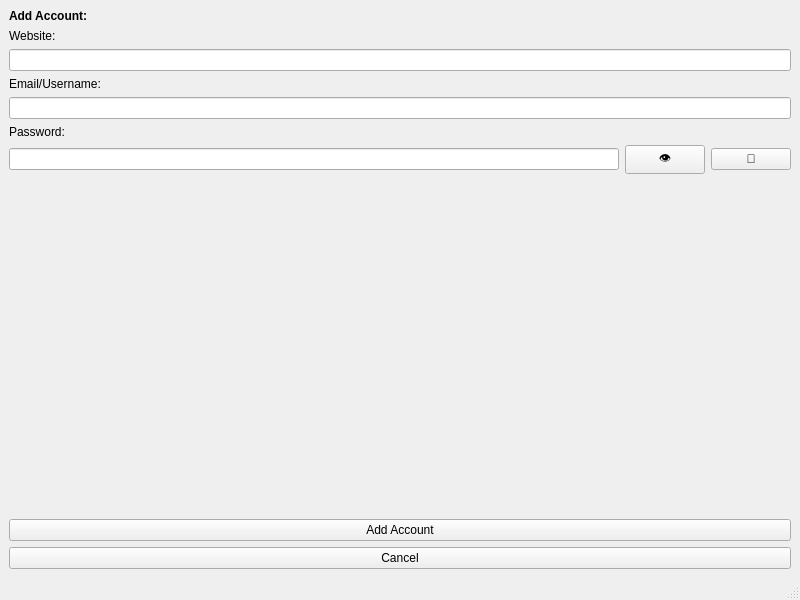
Above: Desktop App/GUI/TwoKey/addaccount.ui from Satharus/TwoKey before the change. Below: the same form after it.
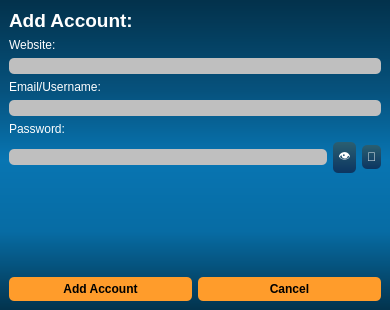
That is the form after the change.

Commit message: Added style sheet for all components except QListWidget and QComboBox

What changed in the file:
```diff
--- a/Desktop App/GUI/TwoKey/addaccount.ui
+++ b/Desktop App/GUI/TwoKey/addaccount.ui
@@ -6,53 +6,132 @@
    <rect>
     <x>0</x>
     <y>0</y>
-    <width>800</width>
-    <height>600</height>
+    <width>390</width>
+    <height>310</height>
    </rect>
   </property>
   <property name="windowTitle">
    <string>TwoKey Add Account</string>
   </property>
+  <property name="styleSheet">
+   <string notr="true">QWidget
+{
+	background-color: qlineargradient(spread:repeat, x1:1, y1:0, x2:1, y2:1, stop:0.00480769 rgba(3, 50, 76, 255),stop:0.293269 rgba(6, 82, 125, 255),stop:0.514423 rgba(8, 117, 178, 255),stop:0.745192 rgba(7, 108, 164, 255),stop:1 rgba(3, 51, 77, 255));
+	color: #000000;
+
+}
+</string>
+  </property>
   <widget class="QWidget" name="centralwidget">
    <layout class="QVBoxLayout" name="verticalLayout">
     <item>
      <widget class="QLabel" name="addaccount_label">
+      <property name="styleSheet">
+       <string notr="true">QLabel
+{
+	background-color: transparent;
+	color: #fff;
+
+}</string>
+      </property>
       <property name="text">
-       <string>&lt;html&gt;&lt;head/&gt;&lt;body&gt;&lt;p&gt;&lt;span style=&quot; font-weight:600;&quot;&gt;Add Account:&lt;/span&gt;&lt;/p&gt;&lt;/body&gt;&lt;/html&gt;</string>
+       <string>&lt;html&gt;&lt;head/&gt;&lt;body&gt;&lt;p&gt;&lt;span style=&quot; font-size:14pt; font-weight:600;&quot;&gt;Add Account:&lt;/span&gt;&lt;/p&gt;&lt;/body&gt;&lt;/html&gt;</string>
       </property>
      </widget>
     </item>
     <item>
      <widget class="QLabel" name="website_label">
+      <property name="styleSheet">
+       <string notr="true">QLabel
+{
+	background-color: transparent;
+	color: #fff;
+
+}</string>
+      </property>
       <property name="text">
        <string>Website:</string>
       </property>
      </widget>
     </item>
     <item>
-     <widget class="QLineEdit" name="lineEdit"/>
+     <widget class="QLineEdit" name="lineEdit">
+      <property name="styleSheet">
+       <string notr="true">QLineEdit
+{
+	background-color: #bfbfbf;
+	color: #000000;
+	border-style: solid;
+	border-color: #141414;
+	border-radius: 5px;
+	padding-left: 10px;
+
+}</string>
+      </property>
+     </widget>
     </item>
     <item>
      <widget class="QLabel" name="username_label">
+      <property name="styleSheet">
+       <string notr="true">QLabel
+{
+	background-color: transparent;
+	color: #fff;
+
+}</string>
+      </property>
       <property name="text">
        <string>Email/Username:</string>
       </property>
      </widget>
     </item>
     <item>
-     <widget class="QLineEdit" name="lineEdit_2"/>
+     <widget class="QLineEdit" name="lineEdit_2">
+      <property name="styleSheet">
+       <string notr="true">QLineEdit
+{
+	background-color: #bfbfbf;
+	color: #000000;
+	border-style: solid;
+	border-color: #141414;
+	border-radius: 5px;
+	padding-left: 10px;
+
+}</string>
+      </property>
+     </widget>
     </item>
     <item>
      <widget class="QLabel" name="password_label">
+      <property name="styleSheet">
+       <string notr="true">QLabel
+{
+	background-color: transparent;
+	color: #fff;
+
+}</string>
+      </property>
       <property name="text">
        <string>Password: </string>
       </property>
      </widget>
     </item>
     <item>
-     <layout class="QHBoxLayout" name="horizontalLayout">
+     <layout class="QHBoxLayout" name="horizontalLayout_2">
       <item>
        <widget class="QLineEdit" name="addaccount_password">
+        <property name="styleSheet">
+         <string notr="true">QLineEdit
+{
+	background-color: #bfbfbf;
+	color: #000000;
+	border-style: solid;
+	border-color: #141414;
+	border-radius: 5px;
+	padding-left: 10px;
+
+}</string>
+        </property>
         <property name="echoMode">
          <enum>QLineEdit::Password</enum>
         </property>
@@ -60,6 +139,14 @@
       </item>
       <item>
        <widget class="QPushButton" name="addaccount_showpassword">
+        <property name="styleSheet">
+         <string notr="true">	background-color: qlineargradient(spread:pad, x1:1, y1:0, x2:1, y2:1, stop:0 rgba(42, 95, 113, 255),stop:1 rgba(12, 53, 97, 255));
+	color: #fff;
+	border: 0px;
+	border-radius: 5px;
+	padding: 5px;
+</string>
+        </property>
         <property name="text">
          <string>👁</string>
         </property>
@@ -67,6 +154,14 @@
       </item>
       <item>
        <widget class="QPushButton" name="generate_button">
+        <property name="styleSheet">
+         <string notr="true">	background-color: qlineargradient(spread:pad, x1:1, y1:0, x2:1, y2:1, stop:0 rgba(42, 95, 113, 255),stop:1 rgba(12, 53, 97, 255));
+	color: #fff;
+	border: 0px;
+	border-radius: 5px;
+	padding: 5px;
+</string>
+        </property>
         <property name="text">
          <string>🔄</string>
         </property>
@@ -81,39 +176,88 @@
       </property>
       <property name="sizeHint" stdset="0">
        <size>
-        <width>20</width>
-        <height>40</height>
+        <width>17</width>
+        <height>56</height>
        </size>
       </property>
      </spacer>
     </item>
     <item>
-     <widget class="QPushButton" name="addaccount_button">
-      <property name="text">
-       <string>Add Account</string>
-      </property>
-     </widget>
-    </item>
-    <item>
-     <widget class="QPushButton" name="cancel_button">
-      <property name="text">
-       <string>Cancel</string>
-      </property>
-     </widget>
+     <layout class="QHBoxLayout" name="horizontalLayout">
+      <item>
+       <widget class="QPushButton" name="addaccount_button">
+        <property name="styleSheet">
+         <string notr="true">QPushButton
+{
+	background-color: #ff9c2b;
+	color: #000000;
+	font-weight: bold;
+	border-style: solid;
+	border-color: #000000;
+	border-radius: 5px;
+	padding: 5px;
+
+}
+
+
+QPushButton::hover
+{
+	background-color: #ffaf5d;
+
+}
+
+
+QPushButton::pressed
+{
+	background-color: #dd872f;
+
+}
+</string>
+        </property>
+        <property name="text">
+         <string>Add Account</string>
+        </property>
+       </widget>
+      </item>
+      <item>
+       <widget class="QPushButton" name="cancel_button">
+        <property name="styleSheet">
+         <string notr="true">QPushButton
+{
+	background-color: #ff9c2b;
+	color: #000000;
+	font-weight: bold;
+	border-style: solid;
+	border-color: #000000;
+	border-radius: 5px;
+	padding: 5px;
+
+}
+
+
+QPushButton::hover
+{
+	background-color: #ffaf5d;
+
+}
+
+
+QPushButton::pressed
+{
+	background-color: #dd872f;
+
+}
+</string>
+        </property>
+        <property name="text">
+         <string>Cancel</string>
+        </property>
+       </widget>
+      </item>
+     </layout>
     </item>
    </layout>
   </widget>
-  <widget class="QMenuBar" name="menubar">
-   <property name="geometry">
-    <rect>
-     <x>0</x>
-     <y>0</y>
-     <width>800</width>
-     <height>24</height>
-    </rect>
-   </property>
-  </widget>
-  <widget class="QStatusBar" name="statusbar"/>
  </widget>
  <resources/>
  <connections/>
```
The commit also changes 4 other files.
